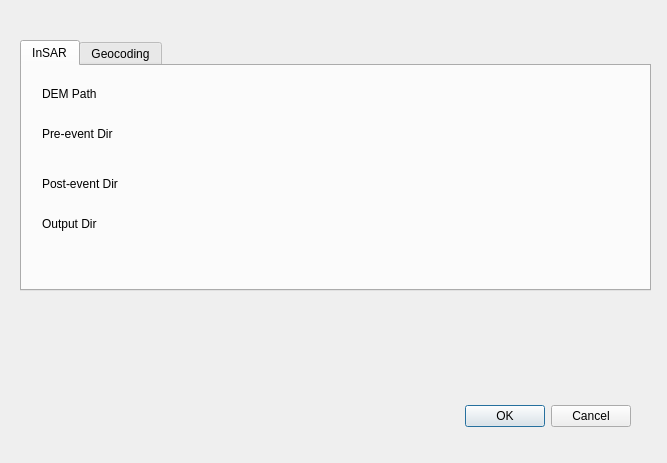
Before: the Qt Designer form src_qgis_plugin/azayaka_plugin_dialog_base.ui in syu-tan/azayaka, drawn with Qt 5.
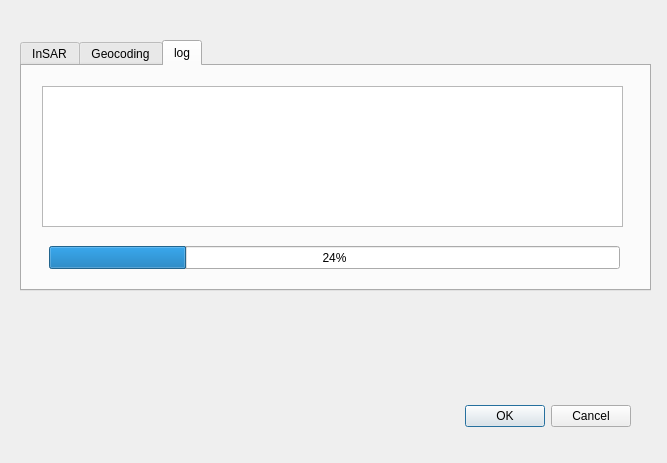
After: the same form once the commit is applied. Custom widgets are drawn as their Qt base class.

Commit message: [ADD] add log-tab for convinience

```diff
--- a/src_qgis_plugin/azayaka_plugin_dialog_base.ui
+++ b/src_qgis_plugin/azayaka_plugin_dialog_base.ui
@@ -39,7 +39,7 @@
     </rect>
    </property>
    <property name="currentIndex">
-    <number>0</number>
+    <number>2</number>
    </property>
    <widget class="QWidget" name="InSARTab">
     <attribute name="title">
@@ -260,6 +260,34 @@
      </property>
     </widget>
    </widget>
+   <widget class="QWidget" name="logTab">
+    <attribute name="title">
+     <string>log</string>
+    </attribute>
+    <widget class="QPlainTextEdit" name="plainTextEdit">
+     <property name="geometry">
+      <rect>
+       <x>20</x>
+       <y>20</y>
+       <width>581</width>
+       <height>141</height>
+      </rect>
+     </property>
+    </widget>
+    <widget class="QProgressBar" name="progressBar">
+     <property name="geometry">
+      <rect>
+       <x>27</x>
+       <y>180</y>
+       <width>571</width>
+       <height>23</height>
+      </rect>
+     </property>
+     <property name="value">
+      <number>24</number>
+     </property>
+    </widget>
+   </widget>
   </widget>
  </widget>
  <customwidgets>
```
